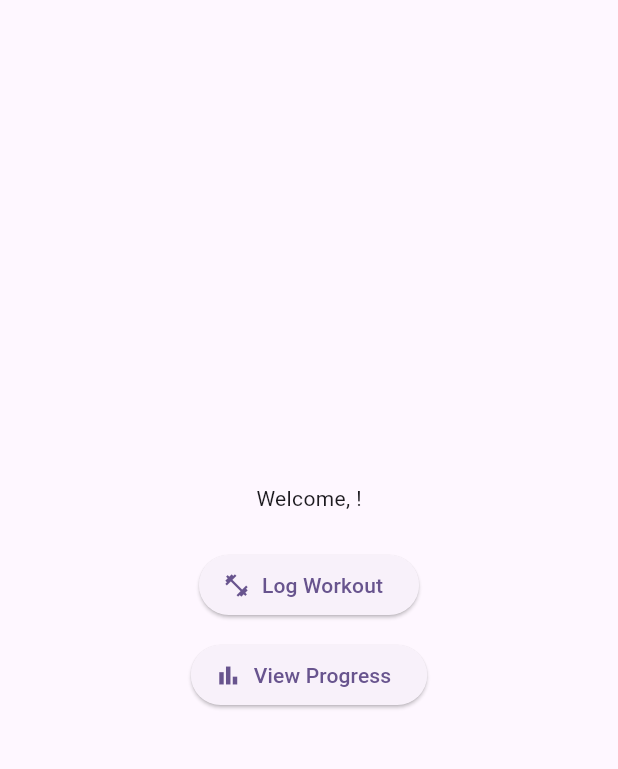
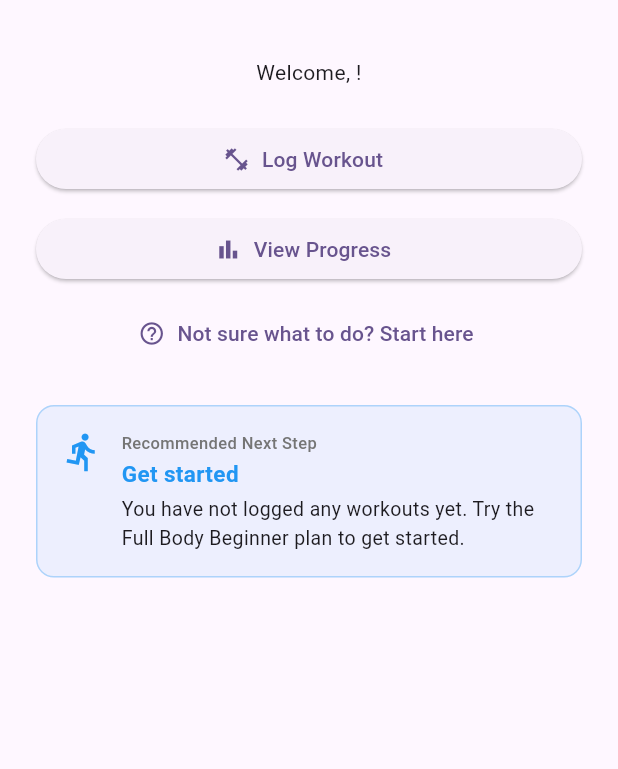
Before and after one commit to AnakinCodeWriter/GymConnect, a Flutter app: the screen it shows once a user with an empty profile is signed in, on a phone screen of 412 x 824 dp, the part 63-832 px from its top. Run offline on Flutter 3.47's test engine with Material 3 defaults, Android fonts, the phone set to English and light mode, and no system bars; our stand-ins replace cloud_firestore, firebase_auth, firebase_core, fl_chart; accounts and stored records are empty; generated files the repository leaves out were written again.

Commit message:
New screen with 3 hard-coded beginner workout plans shown as cards accessible from the home screen. New sercive that checks the users workout history and returns a suggestion based on rules. Rule 1- No workouts logged (suggest full body beginner plan. Rule 2 - Plateau or regression detected (suggest adjustements). Rule 3 - Only one muscle trained (suggest balancing workouts)

```diff
--- a/lib/screens/home_screen.dart
+++ b/lib/screens/home_screen.dart
@@ -1,11 +1,40 @@
 import 'package:flutter/material.dart';
 import 'package:firebase_auth/firebase_auth.dart';
 import '../services/auth_service.dart';
+import '../services/workout_service.dart';
+import '../services/recommendation_service.dart';
 import 'log_workout_screen.dart';
 import 'progress_screen.dart';
+import 'starter_plan_screen.dart';
 
-class HomeScreen extends StatelessWidget {
+class HomeScreen extends StatefulWidget {
   const HomeScreen({super.key});
+
+  @override
+  State<HomeScreen> createState() => _HomeScreenState();
+}
+
+class _HomeScreenState extends State<HomeScreen> {
+  final _workoutService = WorkoutService();
+  final _recommendationService = RecommendationService();
+
+  Recommendation? _recommendation;
+
+  @override
+  void initState() {
+    super.initState();
+    _loadRecommendation();
+  }
+
+  // fetches the user's workouts from Firestore and passes them to the
+  // recommendation service to generate a contextual suggestion.
+  Future<void> _loadRecommendation() async {
+    final uid = FirebaseAuth.instance.currentUser!.uid;
+    final workouts = await _workoutService.getWorkouts(uid);
+    setState(() {
+      _recommendation = _recommendationService.generate(workouts);
+    });
+  }
 
   @override
   Widget build(BuildContext context) {
@@ -21,11 +50,15 @@ class HomeScreen extends StatelessWidget {
           ),
         ],
       ),
-      body: Center(
+      body: SingleChildScrollView(
+        padding: const EdgeInsets.all(24),
         child: Column(
-          mainAxisAlignment: MainAxisAlignment.center,
+          crossAxisAlignment: CrossAxisAlignment.stretch,
           children: [
-            Text('Welcome, ${user?.email ?? 'User'}!'),
+            Text(
+              'Welcome, ${user?.email ?? 'User'}!',
+              textAlign: TextAlign.center,
+            ),
             const SizedBox(height: 24),
             ElevatedButton.icon(
               onPressed: () => Navigator.push(
@@ -44,9 +77,85 @@ class HomeScreen extends StatelessWidget {
               icon: const Icon(Icons.bar_chart),
               label: const Text('View Progress'),
             ),
+            const SizedBox(height: 8),
+            TextButton.icon(
+              onPressed: () => Navigator.push(
+                context,
+                MaterialPageRoute(builder: (_) => const StarterPlanScreen()),
+              ),
+              icon: const Icon(Icons.help_outline),
+              label: const Text('Not sure what to do? Start here'),
+            ),
+            const SizedBox(height: 24),
+            // only shown once the recommendation has loaded from Firestore.
+            if (_recommendation != null)
+              _RecommendationCard(recommendation: _recommendation!),
           ],
         ),
       ),
     );
   }
 }
+
+// displays the recommendation as a coloured card. The icon and colour
+// change depending on the recommendation type returned by RecommendationService
+class _RecommendationCard extends StatelessWidget {
+  final Recommendation recommendation;
+
+  const _RecommendationCard({required this.recommendation});
+
+  @override
+  Widget build(BuildContext context) {
+    final (icon, color) = switch (recommendation.type) {
+      RecommendationType.startBeginner => (Icons.directions_run, Colors.blue),
+      RecommendationType.balanceWorkout => (Icons.balance, Colors.orange),
+      RecommendationType.plateauAdvice => (Icons.trending_flat, Colors.deepOrange),
+      RecommendationType.keepGoing => (Icons.thumb_up, Colors.green),
+    };
+
+    return Container(
+      padding: const EdgeInsets.all(16),
+      decoration: BoxDecoration(
+        color: color.withAlpha(20),
+        border: Border.all(color: color.withAlpha(80)),
+        borderRadius: BorderRadius.circular(12),
+      ),
+      child: Row(
+        crossAxisAlignment: CrossAxisAlignment.start,
+        children: [
+          Icon(icon, color: color, size: 28),
+          const SizedBox(width: 12),
+          Expanded(
+            child: Column(
+              crossAxisAlignment: CrossAxisAlignment.start,
+              children: [
+                Text(
+                  'Recommended Next Step',
+                  style: TextStyle(
+                    fontSize: 11,
+                    color: Colors.grey.shade600,
+                    fontWeight: FontWeight.w500,
+                  ),
+                ),
+                const SizedBox(height: 2),
+                Text(
+                  recommendation.title,
+                  style: TextStyle(
+                    fontSize: 15,
+                    fontWeight: FontWeight.bold,
+                    color: color,
+                  ),
+                ),
+                const SizedBox(height: 4),
+                Text(
+                  recommendation.message,
+                  style: const TextStyle(fontSize: 13),
+                ),
+              ],
+            ),
+          ),
+        ],
+      ),
+    );
+  }
+}
--- /dev/null
+++ b/lib/services/recommendation_service.dart
@@ -0,0 +1,149 @@
+import '../models/workout_model.dart';
+import 'plateau_detector.dart';
+
+enum RecommendationType { startBeginner, balanceWorkout, plateauAdvice, keepGoing }
+
+class Recommendation {
+  final RecommendationType type;
+  final String title;
+  final String message;
+
+  const Recommendation({
+    required this.type,
+    required this.title,
+    required this.message,
+  });
+}
+
+class RecommendationService {
+  // muscle groups used to detect whether training is balanced.
+  // each entry maps a keyword (found in exercise names) to a group label.
+  static const _muscleKeywords = {
+    'squat': 'legs',
+    'leg': 'legs',
+    'deadlift': 'legs',
+    'lunge': 'legs',
+    'calf': 'legs',
+    'bench': 'chest',
+    'chest': 'chest',
+    'push': 'chest',
+    'row': 'back',
+    'pull': 'back',
+    'lat': 'back',
+    'back': 'back',
+    'press': 'shoulders',
+    'shoulder': 'shoulders',
+    'curl': 'arms',
+    'tricep': 'arms',
+    'bicep': 'arms',
+  };
+
+  Recommendation generate(List<WorkoutModel> workouts) {
+    // rule 1: no workouts logged yet
+    if (workouts.isEmpty) {
+      return const Recommendation(
+        type: RecommendationType.startBeginner,
+        title: 'Get started',
+        message:
+            'You have not logged any workouts yet. Try the Full Body Beginner plan to get started.',
+      );
+    }
+
+    // rule 2: check for plateau in the most frequently logged exercise
+    final exerciseCounts = <String, int>{};
+    final exerciseSessions = <String, Map<DateTime, double>>{};
+
+    for (final workout in workouts) {
+      final day = DateTime(
+        workout.date.toDate().year,
+        workout.date.toDate().month,
+        workout.date.toDate().day,
+      );
+      for (final exercise in workout.exercises) {
+        final name = exercise.name;
+        exerciseCounts[name] = (exerciseCounts[name] ?? 0) + 1;
+        exerciseSessions[name] ??= {};
+        for (final set in exercise.sets) {
+          final e1rm = set.weight * (1 + set.reps / 30);
+          final current = exerciseSessions[name]![day];
+          if (current == null || e1rm > current) {
+            exerciseSessions[name]![day] = e1rm;
+          }
+        }
+      }
+    }
+
+    // find the most logged exercise and check it for plateau
+    if (exerciseCounts.isNotEmpty) {
+      final topExercise = exerciseCounts.entries
+          .reduce((a, b) => a.value > b.value ? a : b)
+          .key;
+
+      final sessions = exerciseSessions[topExercise]!
+          .entries
+          .map((e) => (e.key, e.value))
+          .toList();
+
+      final result = PlateauDetector.analyse(sessions);
+
+      if (result.status == PlateauStatus.plateau) {
+        return Recommendation(
+          type: RecommendationType.plateauAdvice,
+          title: '$topExercise Plateau Alert',
+          message:
+              'Your progress on $topExercise appears to have stalled. Try reducing the weight slightly and increasing reps, or take an extra rest day before your next session.',
+        );
+      }
+
+      if (result.status == PlateauStatus.regressing) {
+        return Recommendation(
+          type: RecommendationType.plateauAdvice,
+          title: '$topExercise Progress Alert',
+          message:
+              'Your estimated 1RM on $topExercise has been dropping. Consider a recovery week with lighter weights and focus on form.',
+        );
+      }
+    }
+
+    // Rule 3: check if training is unbalanced (only one muscle group logged)
+    final groupsSeen = <String>{};
+    for (final name in exerciseCounts.keys) {
+      final lower = name.toLowerCase();
+      for (final entry in _muscleKeywords.entries) {
+        if (lower.contains(entry.key)) {
+          groupsSeen.add(entry.value);
+          break;
+        }
+      }
+    }
+
+    if (groupsSeen.length == 1) {
+      final group = groupsSeen.first;
+      final opposite = _oppositeGroup(group);
+      return Recommendation(
+        type: RecommendationType.balanceWorkout,
+        title: 'Consider balancing your training',
+        message:
+            'Most of your logged workouts focus on $group. Adding some $opposite work will help keep your training balanced.',
+      );
+    }
+
+    // Default: everything looks good
+    return const Recommendation(
+      type: RecommendationType.keepGoing,
+      title: 'Keep it up!',
+      message: 'Your training looks well-rounded. Keep logging your sessions to track your progress.',
+    );
+  }
+
+  String _oppositeGroup(String group) {
+    const opposites = {
+      'legs': 'upper body',
+      'chest': 'back',
+      'back': 'chest',
+      'shoulders': 'leg',
+      'arms': 'compound movements',
+    };
+    return opposites[group] ?? 'other muscle groups';
+  }
+}
```
Also changed, not shown: lib/screens/starter_plan_screen.dart (added, +129 -0 lines).
